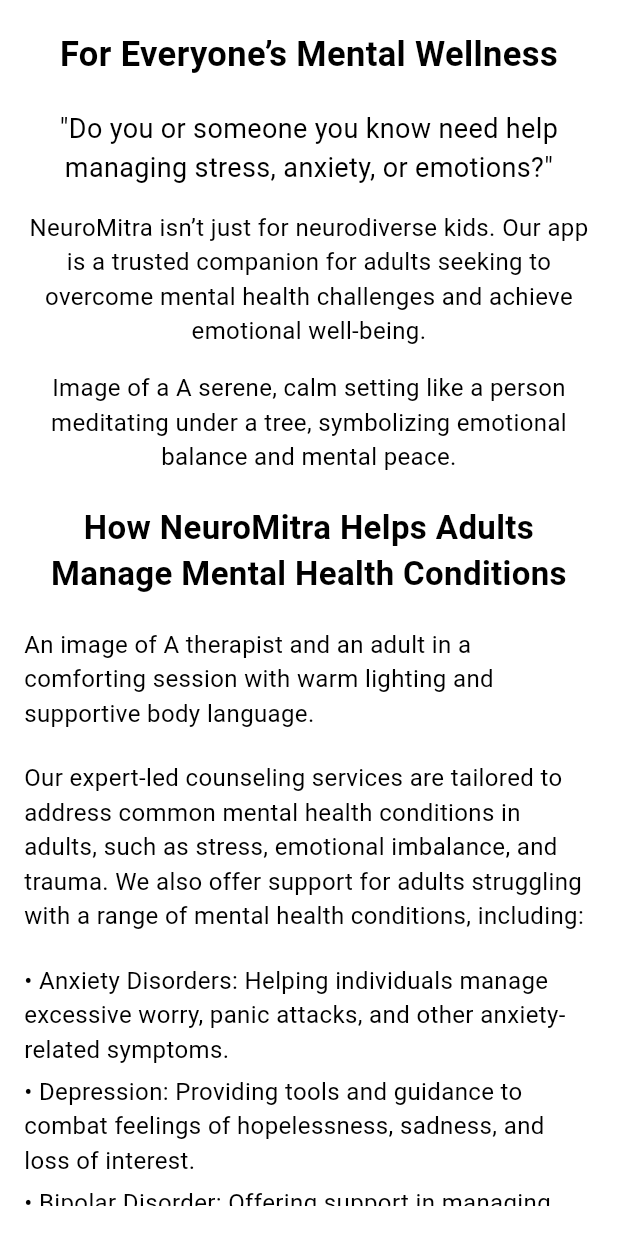
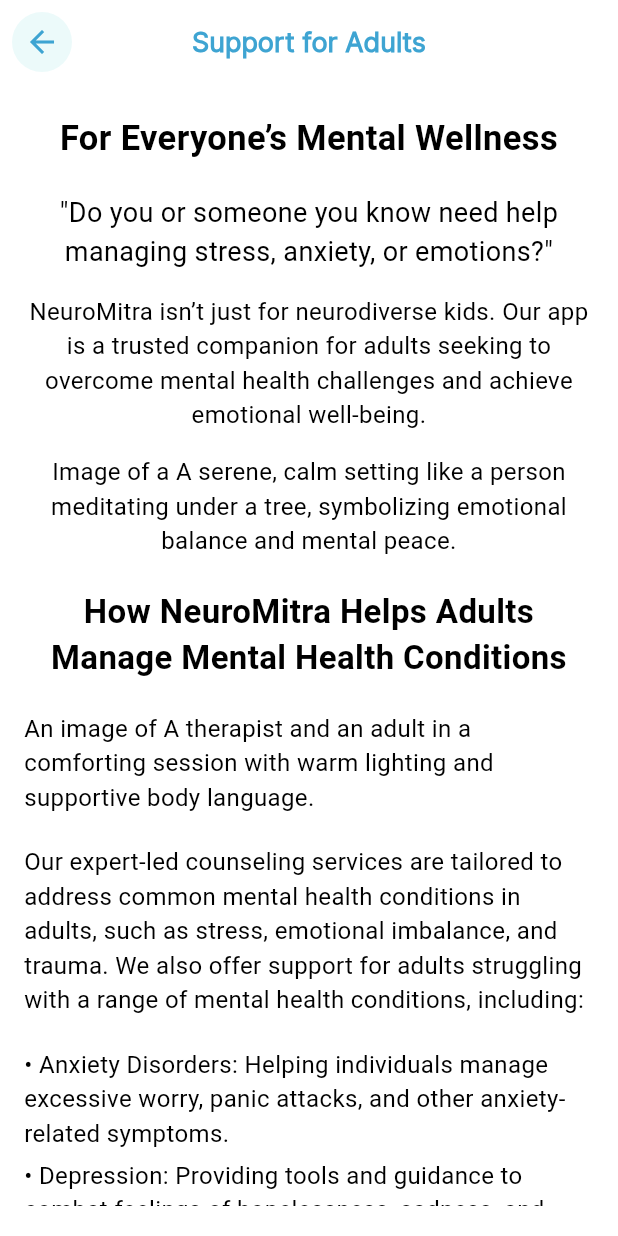
Before and after one commit to SaicharanGattu02/neoromithra, a Flutter app: the SelectingTypes screen opened directly, after a tap on "Discover Services for Adults", on a phone screen of 412 x 824 dp. Run offline on Flutter 3.47's test engine with Material 3 defaults, Android fonts, the phone set to English and light mode, and no system bars; our stand-ins replace bounce, carousel_slider, firebase_analytics, firebase_core, firebase_crashlytics, firebase_messaging and 15 more; missing offline and left inert: flutter_file_downloader, flutter_inappwebview; accounts and stored records are empty; network calls fail.

Commit message:
committed by varun at office 21-03-2025 11:37 PM

```diff
--- a/lib/Presentation/SelectingTypes/ExploreAdults.dart
+++ b/lib/Presentation/SelectingTypes/ExploreAdults.dart
@@ -1,6 +1,7 @@
 import 'package:flutter/material.dart';
 
 import '../../Components/CustomAppButton.dart';
+import '../MainDashBoard.dart';
 
 class ExploreAdults extends StatefulWidget {
   const ExploreAdults({super.key});
@@ -13,6 +14,23 @@ class _ExploreAdultsState extends State<ExploreAdults> {
   @override
   Widget build(BuildContext context) {
     return Scaffold(
+      appBar: AppBar(
+        title: Text( 'Support for Adults',
+            style: TextStyle(
+                fontWeight: FontWeight.w600,
+                fontFamily: "Inter",
+                color: Color(0xff3EA4D2),
+                fontSize: 18)),
+        centerTitle: true,
+        backgroundColor: Colors.white,
+        leading: IconButton.filled(
+          icon: Icon(Icons.arrow_back, color: Color(0xff3EA4D2)), // Icon color
+          onPressed: () => Navigator.pop(context),
+          style: IconButton.styleFrom(
+            backgroundColor: Color(0xFFECFAFA), // Filled color
+          ),
+        ),
+      ),
       body: SafeArea(
         child: Padding(
           padding: const EdgeInsets.symmetric(horizontal: 16.0,vertical: 20),
@@ -207,6 +225,10 @@ class _ExploreAdultsState extends State<ExploreAdults> {
                 CustomAppButton(
                   text: 'View our therapy services',
                   onPlusTap: () {
+                    Navigator.push(
+                        context,
+                        MaterialPageRoute(
+                            builder: (context) => MainDashBoard()));
                   },
                 ),
               ],
--- a/lib/Presentation/SelectingTypes/Selecting_types.dart
+++ b/lib/Presentation/SelectingTypes/Selecting_types.dart
@@ -18,21 +18,39 @@ class _SelectingTypesState extends State<SelectingTypes> {
     final h = MediaQuery.of(context).size.height;
     return Scaffold(
       backgroundColor: Colors.white,
+      appBar: AppBar(
+        title: Text( 'About NeuroMitra',
+            style: TextStyle(
+                fontWeight: FontWeight.w600,
+                fontFamily: "Inter",
+                color: Color(0xff3EA4D2),
+                fontSize: 18)),
+        centerTitle: true,
+        backgroundColor: Colors.white,
+        leading: IconButton.filled(
+          icon: Icon(Icons.arrow_back, color: Color(0xff3EA4D2)), // Icon color
+          onPressed: () => Navigator.pop(context),
+          style: IconButton.styleFrom(
+            backgroundColor: Color(0xFFECFAFA), // Filled color
+          ),
+        ),
+      ),
       body: SingleChildScrollView(
-        padding: EdgeInsets.symmetric(horizontal: 16, vertical: 50),
+        padding: EdgeInsets.symmetric(horizontal: 16, vertical: 10),
         child: Column(
           crossAxisAlignment: CrossAxisAlignment.start,
           children: [
             Row(
               crossAxisAlignment: CrossAxisAlignment.start,
               children: [
-                // Logo image with proper scaling
-                Image.asset(
-                  'assets/neuromitralogo.png',
-                  scale: 6,
-                  fit: BoxFit.contain,
+                ClipRRect(
+                  borderRadius: BorderRadius.circular(12),
+                  child: Image.asset(
+                    'assets/applogo.jpeg',
+                   scale: 10,
+                    fit: BoxFit.cover,
+                  ),
                 ),
-                // Text tagline
                 Expanded(
                   child: Padding(
                     padding: const EdgeInsets.only(left: 16.0),
--- a/lib/Presentation/SplashScreen.dart
+++ b/lib/Presentation/SplashScreen.dart
@@ -57,7 +57,7 @@ class _SplashState extends State<Splash> {
       backgroundColor: Colors.white,
       body: Center(
         child: Image.asset(
-          "assets/neuromitralogo.png",
+          "assets/applogo.jpeg",
           width: 200,
           height: 200,
           fit: BoxFit.contain,
```
Also changed, not shown: lib/Components/CustomBottomNavBar.dart (added, +72 -0 lines), lib/Presentation/MainDashBoard.dart (+27 -14 lines), lib/Presentation/SelectingTypes/ExploreChildren.dart (+19 -1 lines), lib/Presentation/SelectingTypes/GuideScreen.dart (+57 -1 lines), assets/applogo.jpeg (added), 1 other file.
